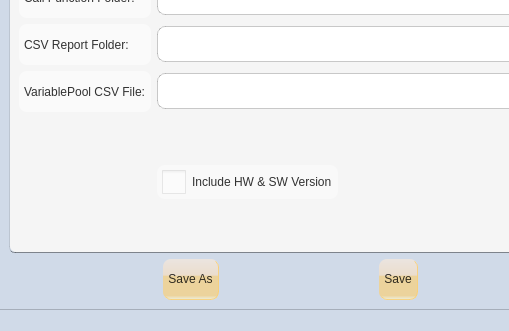
Qt form xmlconfig.ui (vulevu121/AutomationGUI) before a commit; both pictures show x 0 to 509 and y 149 to 480 of the 800 by 480 pixel window.
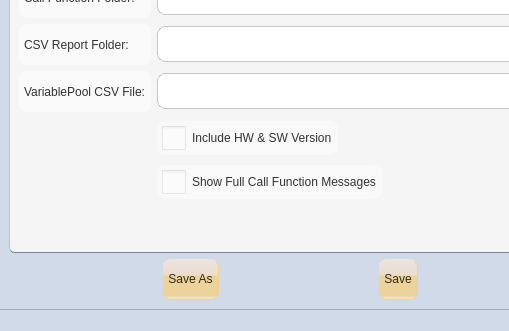
The same form after that commit. Icons and pictures are not drawn.

Commit message: Added full call function messages

What changed in the file:
```diff
--- a/xmlconfig.ui
+++ b/xmlconfig.ui
@@ -286,19 +286,6 @@
             </property>
            </widget>
           </item>
-          <item row="4" column="1">
-           <widget class="QCheckBox" name="versionCheckBox">
-            <property name="sizePolicy">
-             <sizepolicy hsizetype="Maximum" vsizetype="Fixed">
-              <horstretch>0</horstretch>
-              <verstretch>0</verstretch>
-             </sizepolicy>
-            </property>
-            <property name="text">
-             <string>Include HW &amp;&amp; SW Version</string>
-            </property>
-           </widget>
-          </item>
           <item row="0" column="0">
            <widget class="QLabel" name="callFunctionLabel">
             <property name="text">
@@ -406,6 +393,32 @@
             </property>
            </widget>
           </item>
+          <item row="3" column="1">
+           <widget class="QCheckBox" name="versionCheckBox">
+            <property name="sizePolicy">
+             <sizepolicy hsizetype="Maximum" vsizetype="Fixed">
+              <horstretch>0</horstretch>
+              <verstretch>0</verstretch>
+             </sizepolicy>
+            </property>
+            <property name="text">
+             <string>Include HW &amp;&amp; SW Version</string>
+            </property>
+           </widget>
+          </item>
+          <item row="4" column="1">
+           <widget class="QCheckBox" name="fullMessagesCheckbox">
+            <property name="sizePolicy">
+             <sizepolicy hsizetype="Fixed" vsizetype="Fixed">
+              <horstretch>0</horstretch>
+              <verstretch>0</verstretch>
+             </sizepolicy>
+            </property>
+            <property name="text">
+             <string>Show Full Call Function Messages</string>
+            </property>
+           </widget>
+          </item>
          </layout>
         </item>
        </layout>
```
The commit also changes 3 other files.
